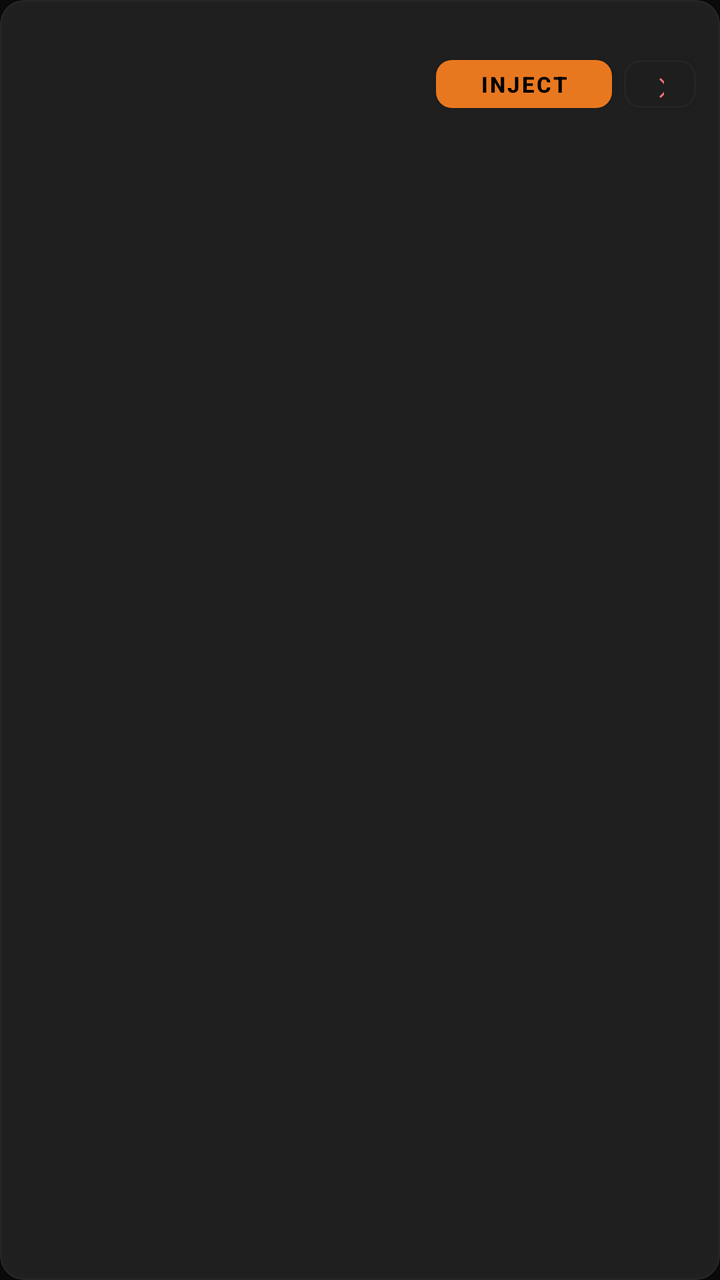
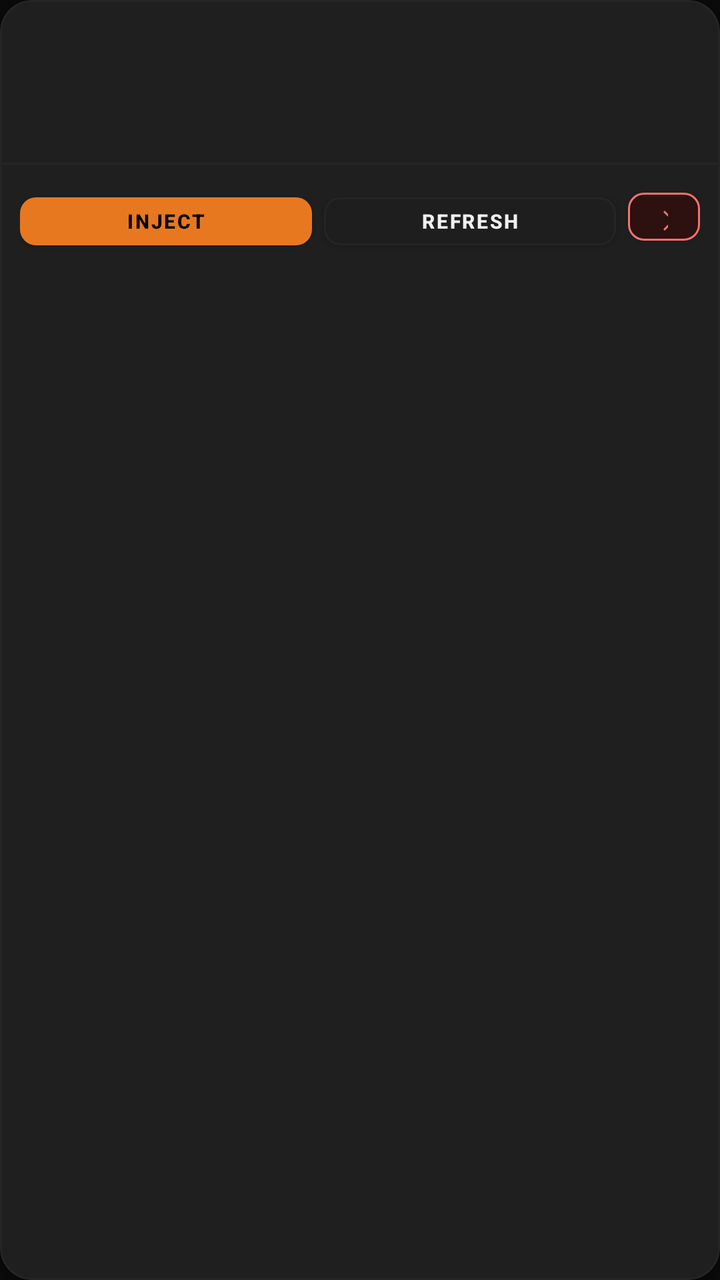

Screens rendered from an Android XML layout before and after an edit, with the pre-edit source and the edit as a unified diff.
<!-- AndroidManifest.xml: application theme Theme.RbxTool -->
<!-- res/layout/item_account.xml -->
<?xml version="1.0" encoding="utf-8"?>
<com.google.android.material.card.MaterialCardView
    xmlns:android="http://schemas.android.com/apk/res/android"
    xmlns:app="http://schemas.android.com/apk/res-auto"
    android:layout_width="match_parent"
    android:layout_height="wrap_content"
    android:layout_marginBottom="10dp"
    app:cardBackgroundColor="@color/surface"
    app:cardCornerRadius="12dp"
    app:strokeColor="@color/divider"
    app:strokeWidth="1dp">

    <LinearLayout
        android:layout_width="match_parent"
        android:layout_height="wrap_content"
        android:orientation="horizontal"
        android:gravity="center_vertical"
        android:paddingStart="16dp"
        android:paddingEnd="12dp"
        android:paddingTop="14dp"
        android:paddingBottom="14dp">

        <LinearLayout
            android:layout_width="0dp"
            android:layout_height="wrap_content"
            android:layout_weight="1"
            android:orientation="vertical">

            <TextView
                android:id="@+id/tvUsername"
                android:layout_width="wrap_content"
                android:layout_height="wrap_content"
                android:textColor="#F0F0F0"
                android:textSize="15sp"
                android:textStyle="bold" />

            <TextView
                android:id="@+id/tvRobux"
                android:layout_width="wrap_content"
                android:layout_height="wrap_content"
                android:textColor="@color/warning"
                android:textSize="12sp"
                android:layout_marginTop="3dp" />

            <TextView
                android:id="@+id/tvSource"
                android:layout_width="wrap_content"
                android:layout_height="wrap_content"
                android:textColor="@color/on_surface_dim"
                android:textSize="11sp"
                android:layout_marginTop="2dp" />

        </LinearLayout>

        <com.google.android.material.button.MaterialButton
            android:id="@+id/btnInject"
            android:layout_width="wrap_content"
            android:layout_height="36dp"
            android:text="INJECT"
            android:textSize="11sp"
            android:textStyle="bold"
            android:layout_marginStart="8dp"
            app:backgroundTint="@color/primary"
            app:cornerRadius="8dp" />

        <com.google.android.material.button.MaterialButton
            android:id="@+id/btnDelete"
            android:layout_width="36dp"
            android:layout_height="36dp"
            android:text="✕"
            android:textSize="13sp"
            android:layout_marginStart="6dp"
            android:textColor="@color/error"
            app:backgroundTint="@color/surface2"
            app:strokeColor="@color/divider"
            app:strokeWidth="1dp"
            app:cornerRadius="8dp" />

    </LinearLayout>

</com.google.android.material.card.MaterialCardView>
<!-- resources referenced by this layout -->
<resources>
  <color name="divider">#252525</color>
  <color name="error">#F87171</color>
  <color name="on_surface_dim">#777777</color>
  <color name="primary">#E87820</color>
  <color name="surface">#141414</color>
  <color name="surface2">#1E1E1E</color>
  <color name="warning">#FBBF24</color>
  <style name="Theme.RbxTool" parent="Theme.MaterialComponents.NoActionBar">
          <item name="colorPrimary">@color/primary</item>
          <item name="colorPrimaryDark">@color/primary_dark</item>
          <item name="colorAccent">@color/accent</item>
          <item name="colorSurface">@color/surface</item>
          <item name="colorOnSurface">@color/on_surface</item>
          <item name="colorOnBackground">@color/on_surface</item>
          <item name="android:textColor">@color/on_surface</item>
          <item name="android:windowBackground">@color/background</item>
          <item name="android:statusBarColor">@color/background</item>
          <item name="android:navigationBarColor">@color/surface</item>
      </style>
  <color name="primary_dark">#C45F10</color>
  <color name="accent">#E87820</color>
  <color name="on_surface">#F0F0F0</color>
  <color name="background">#0A0A0A</color>
</resources>

<!-- the commit's change to res/layout/item_account.xml (unified diff, before → after) -->
@@ -6,75 +6,123 @@
     android:layout_height="wrap_content"
     android:layout_marginBottom="10dp"
     app:cardBackgroundColor="@color/surface"
-    app:cardCornerRadius="12dp"
+    app:cardCornerRadius="16dp"
     app:strokeColor="@color/divider"
     app:strokeWidth="1dp">
 
     <LinearLayout
         android:layout_width="match_parent"
         android:layout_height="wrap_content"
-        android:orientation="horizontal"
-        android:gravity="center_vertical"
-        android:paddingStart="16dp"
-        android:paddingEnd="12dp"
-        android:paddingTop="14dp"
-        android:paddingBottom="14dp">
+        android:orientation="vertical">
 
+        
         <LinearLayout
-            android:layout_width="0dp"
+            android:layout_width="match_parent"
             android:layout_height="wrap_content"
-            android:layout_weight="1"
-            android:orientation="vertical">
+            android:orientation="horizontal"
+            android:gravity="center_vertical"
+            android:paddingStart="16dp"
+            android:paddingEnd="16dp"
+            android:paddingTop="14dp"
+            android:paddingBottom="12dp">
+
+            <LinearLayout
+                android:layout_width="0dp"
+                android:layout_height="wrap_content"
+                android:layout_weight="1"
+                android:orientation="vertical">
+
+                <TextView
+                    android:id="@+id/tvUsername"
+                    android:layout_width="wrap_content"
+                    android:layout_height="wrap_content"
+                    android:textColor="#F0F0F0"
+                    android:textSize="15sp"
+                    android:textStyle="bold" />
+
+                <TextView
+                    android:id="@+id/tvRobux"
+                    android:layout_width="wrap_content"
+                    android:layout_height="wrap_content"
+                    android:textColor="@color/warning"
+                    android:textSize="12sp"
+                    android:layout_marginTop="2dp" />
+
+                <TextView
+                    android:id="@+id/tvSource"
+                    android:layout_width="wrap_content"
+                    android:layout_height="wrap_content"
+                    android:textColor="@color/on_surface_dim"
+                    android:textSize="11sp"
+                    android:layout_marginTop="2dp" />
+
+            </LinearLayout>
 
             <TextView
-                android:id="@+id/tvUsername"
+                android:id="@+id/tvHasPass"
                 android:layout_width="wrap_content"
                 android:layout_height="wrap_content"
-                android:textColor="#F0F0F0"
-                android:textSize="15sp"
-                android:textStyle="bold" />
-
-            <TextView
-                android:id="@+id/tvRobux"
-                android:layout_width="wrap_content"
-                android:layout_height="wrap_content"
-                android:textColor="@color/warning"
-                android:textSize="12sp"
-                android:layout_marginTop="3dp" />
-
-            <TextView
-                android:id="@+id/tvSource"
-                android:layout_width="wrap_content"
-                android:layout_height="wrap_content"
-                android:textColor="@color/on_surface_dim"
-                android:textSize="11sp"
-                android:layout_marginTop="2dp" />
+                android:text="🔑"
+                android:textSize="16sp"
+                android:visibility="gone" />
 
         </LinearLayout>
 
-        <com.google.android.material.button.MaterialButton
-            android:id="@+id/btnInject"
-            android:layout_width="wrap_content"
-            android:layout_height="36dp"
-            android:text="INJECT"
-            android:textSize="11sp"
-            android:textStyle="bold"
-            android:layout_marginStart="8dp"
-            app:backgroundTint="@color/primary"
-            app:cornerRadius="8dp" />
+        <View
+            android:layout_width="match_parent"
+            android:layout_height="1dp"
+            android:background="@color/divider" />
 
-        <com.google.android.material.button.MaterialButton
-            android:id="@+id/btnDelete"
-            android:layout_width="36dp"
-            android:layout_height="36dp"
-            android:text="✕"
-            android:textSize="13sp"
-            android:layout_marginStart="6dp"
-            android:textColor="@color/error"
-            app:backgroundTint="@color/surface2"
-            app:strokeColor="@color/divider"
-            app:strokeWidth="1dp"
-            app:cornerRadius="8dp" />
+        
+        <LinearLayout
+            android:layout_width="match_parent"
+            android:layout_height="wrap_content"
+            android:orientation="horizontal"
+            android:paddingStart="10dp"
+            android:paddingEnd="10dp"
+            android:paddingTop="8dp"
+            android:paddingBottom="8dp">
+
+            <com.google.android.material.button.MaterialButton
+                android:id="@+id/btnInject"
+                android:layout_width="0dp"
+                android:layout_height="36dp"
+                android:layout_weight="1"
+                android:text="INJECT"
+                android:textSize="10sp"
+                android:textStyle="bold"
+                android:layout_marginEnd="6dp"
+                app:backgroundTint="@color/primary"
+                app:cornerRadius="8dp" />
+
+            <com.google.android.material.button.MaterialButton
+                android:id="@+id/btnRefresh"
+                android:layout_width="0dp"
+                android:layout_height="36dp"
+                android:layout_weight="1"
+                android:text="REFRESH"
+                android:textSize="10sp"
+                android:textStyle="bold"
+                android:textColor="#F0F0F0"
+                android:layout_marginEnd="6dp"
+                app:backgroundTint="@color/surface2"
+                app:strokeColor="@color/divider"
+                app:strokeWidth="1dp"
+                app:cornerRadius="8dp" />
+
+            <com.google.android.material.button.MaterialButton
+                android:id="@+id/btnDelete"
+                android:layout_width="36dp"
+                android:layout_height="36dp"
+                android:text="✕"
+                android:textSize="13sp"
+                android:textColor="#F87171"
+                app:backgroundTint="#2D1010"
+                app:strokeColor="#F87171"
+                app:strokeWidth="1dp"
+                app:cornerRadius="8dp" />
+
+        </LinearLayout>
 
     </LinearLayout>
 
<!-- resource entries referenced after the edit -->
@@ -1,7 +1,6 @@
 <!-- resources referenced by this layout -->
 <resources>
   <color name="divider">#252525</color>
-  <color name="error">#F87171</color>
   <color name="on_surface_dim">#777777</color>
   <color name="primary">#E87820</color>
   <color name="surface">#141414</color>
